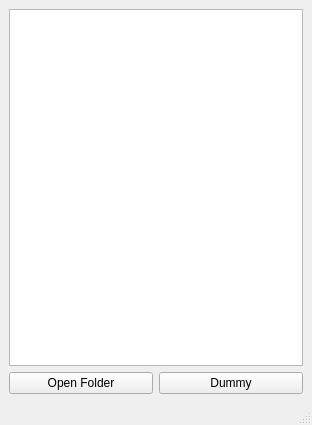
Old version of the form pyqt/test_pyqt/test_pyqt.ui in the repository opetelin/olegs_test_repo.
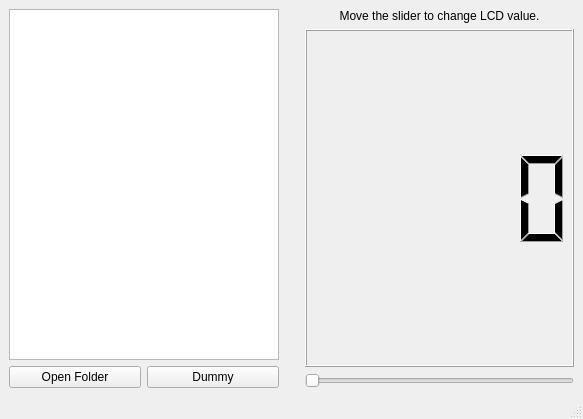
New version of the form.

Commit message: Another signal/slot test with slider + LCD.

Patch:
```diff
--- a/pyqt/test_pyqt/test_pyqt.ui
+++ b/pyqt/test_pyqt/test_pyqt.ui
@@ -6,21 +6,26 @@
    <rect>
     <x>0</x>
     <y>0</y>
-    <width>312</width>
-    <height>425</height>
+    <width>583</width>
+    <height>419</height>
    </rect>
   </property>
   <property name="windowTitle">
    <string>MainWindow</string>
   </property>
   <widget class="QWidget" name="centralwidget">
-   <layout class="QVBoxLayout" name="verticalLayout">
-    <item>
-     <widget class="QListWidget" name="listWidget"/>
-    </item>
-    <item>
      <layout class="QHBoxLayout" name="horizontalLayout">
       <item>
+     <layout class="QVBoxLayout" name="verticalLayout_3">
+      <item>
+       <layout class="QVBoxLayout" name="verticalLayout_4"/>
+      </item>
+      <item>
+       <widget class="QListWidget" name="listWidget"/>
+      </item>
+      <item>
+       <layout class="QHBoxLayout" name="horizontalLayout_3">
+        <item>
        <widget class="QPushButton" name="open_folder_button">
         <property name="text">
          <string>Open Folder</string>
@@ -33,6 +38,52 @@
          <string>Dummy</string>
         </property>
        </widget>
+        </item>
+       </layout>
+      </item>
+     </layout>
+    </item>
+    <item>
+     <spacer name="verticalSpacer">
+      <property name="orientation">
+       <enum>Qt::Vertical</enum>
+      </property>
+      <property name="sizeHint" stdset="0">
+       <size>
+        <width>20</width>
+        <height>40</height>
+       </size>
+      </property>
+     </spacer>
+    </item>
+    <item>
+     <layout class="QHBoxLayout" name="horizontalLayout_4">
+      <item>
+       <layout class="QVBoxLayout" name="verticalLayout_5">
+        <item>
+         <widget class="QLabel" name="label">
+          <property name="sizePolicy">
+           <sizepolicy hsizetype="Preferred" vsizetype="Maximum">
+            <horstretch>0</horstretch>
+            <verstretch>0</verstretch>
+           </sizepolicy>
+          </property>
+          <property name="text">
+           <string>&lt;html&gt;&lt;head/&gt;&lt;body&gt;&lt;p align=&quot;center&quot;&gt;Move the slider to change LCD value.&lt;/p&gt;&lt;/body&gt;&lt;/html&gt;</string>
+          </property>
+         </widget>
+        </item>
+        <item>
+         <widget class="QLCDNumber" name="lcd"/>
+        </item>
+        <item>
+         <widget class="QSlider" name="lcd_slider">
+          <property name="orientation">
+           <enum>Qt::Horizontal</enum>
+          </property>
+         </widget>
+        </item>
+       </layout>
       </item>
      </layout>
     </item>
```
Lines whose indentation alone changed are shown as unchanged. The commit also changes 2 other files.
